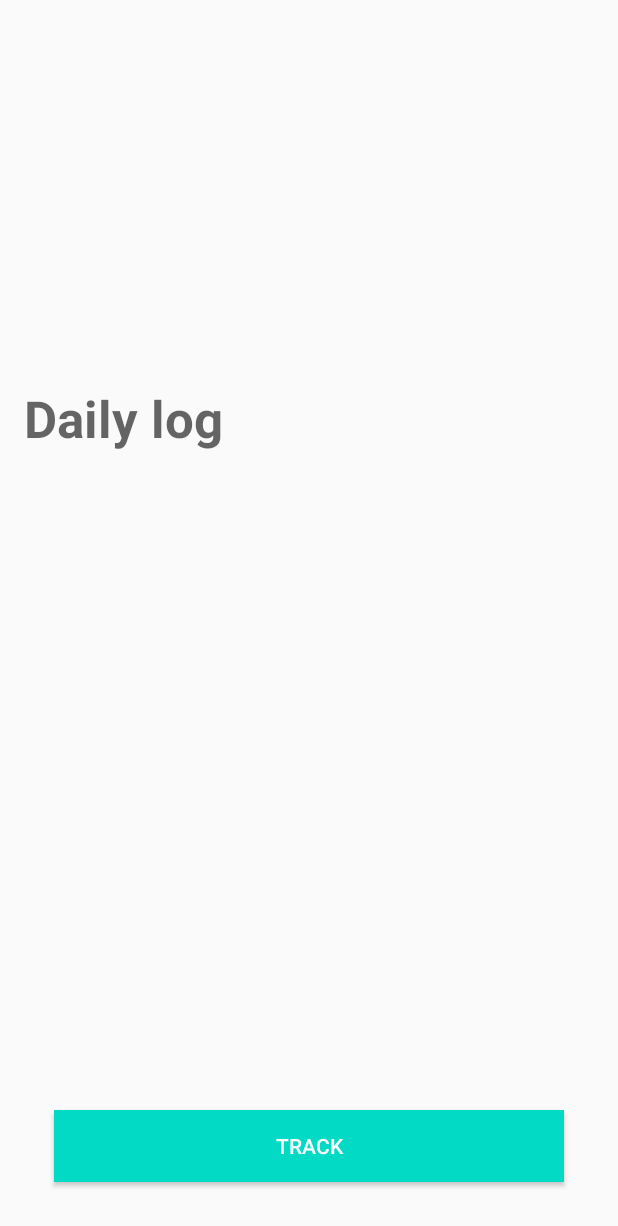
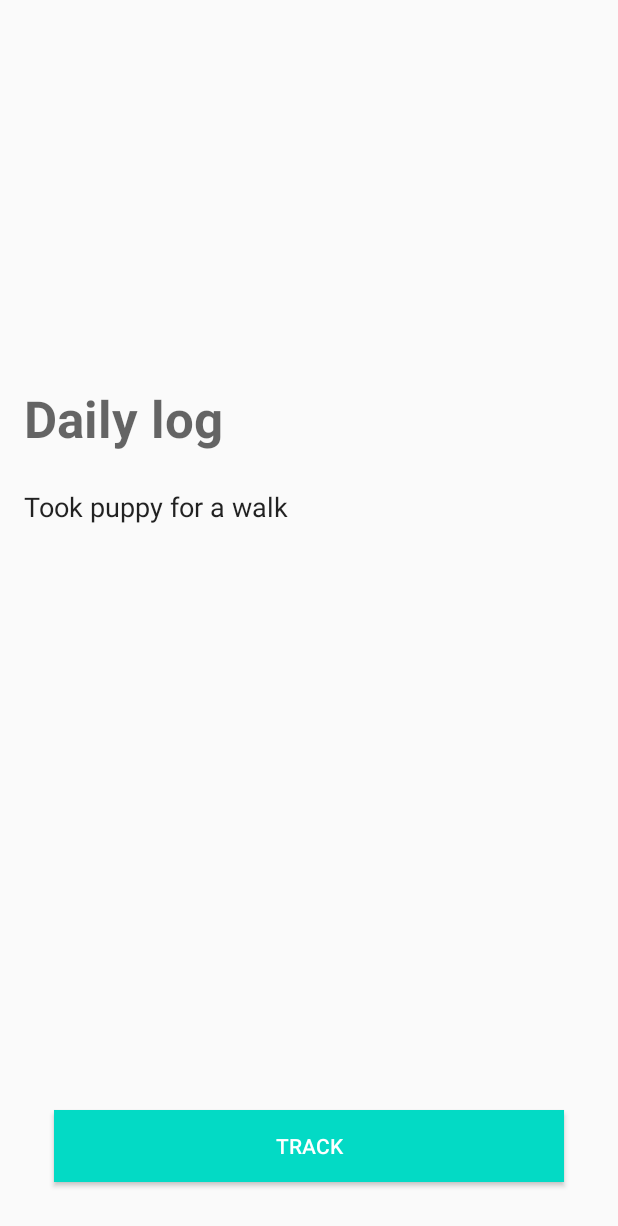
Before and after one commit to adavis/puppy-tracker, an Android app: the screen it shows after launch (MainActivity), after a tap on "TRACK", on a phone screen of 412 x 824 dp. Shown: the top 1226 px of the screen. Run offline under Robolectric (Android 15) with nearby library versions, the phone set to English and light mode, and no system bars; libraries missing offline, so code that uses them is left out: coil.api.load; pictures from the network do not load; 1 statement that could not run was skipped.

Commit message:
[+] Added a textview to show log messages

```diff
--- a/app/src/main/java/info/adavis/puppytracker/MainFragment.kt
+++ b/app/src/main/java/info/adavis/puppytracker/MainFragment.kt
@@ -6,6 +6,7 @@ import android.view.View
 import android.view.ViewGroup
 import android.widget.Button
 import android.widget.ImageView
+import android.widget.TextView
 import androidx.fragment.app.Fragment
 import androidx.fragment.app.viewModels
 import androidx.lifecycle.observe
@@ -14,7 +15,9 @@ import coil.api.load
 class MainFragment : Fragment() {
 
     private val viewModel by viewModels<MainViewModel>()
+
     private lateinit var imageView: ImageView
+    private lateinit var textView: TextView
 
     override fun onCreateView(
             inflater: LayoutInflater, container: ViewGroup?,
@@ -27,6 +30,7 @@ class MainFragment : Fragment() {
         super.onViewCreated(view, savedInstanceState)
 
         imageView = view.findViewById(R.id.imageView)
+        textView = view.findViewById(R.id.text_log)
 
         view.findViewById<Button>(R.id.button_track).setOnClickListener {
             viewModel.trackPup()
@@ -34,6 +38,10 @@ class MainFragment : Fragment() {
 
         viewModel.url.observe(this) { imageUrl ->
             displayPuppyImage(imageUrl)
+        }
+
+        viewModel.log.observe(this) { log ->
+            updateLog(log)
         }
     }
 
@@ -43,6 +51,10 @@ class MainFragment : Fragment() {
         }
     }
 
+    private fun updateLog(log: String) {
+        textView.text = log
+    }
+
     companion object {
         fun newInstance() = MainFragment()
     }
--- a/app/src/main/java/info/adavis/puppytracker/MainViewModel.kt
+++ b/app/src/main/java/info/adavis/puppytracker/MainViewModel.kt
@@ -16,18 +16,17 @@ class MainViewModel : ViewModel() {
     val url: LiveData<String>
         get() = _url
 
+    private val _log =  MutableLiveData<String>("")
+    val log: LiveData<String>
+        get() = _log
+
     init {
         loadRandomPup()
     }
 
     fun trackPup() {
-        Log.i(tag, "trackPup: display dialog to user")
-        displayDialog()
         loadRandomPup()
-    }
-
-    private fun displayDialog() {
-
+        updateLog()
     }
 
     private fun loadRandomPup() = viewModelScope.launch {
@@ -41,4 +40,8 @@ class MainViewModel : ViewModel() {
         Log.i(tag, "loadRandomPup: ${_url.value}")
     }
 
+    private fun updateLog() {
+        _log.value += "Took puppy for a walk\n"
+    }
+
 }
--- a/app/src/main/res/layout/fragment_main.xml
+++ b/app/src/main/res/layout/fragment_main.xml
@@ -21,7 +21,7 @@
         app:layout_constraintTop_toTopOf="parent" />
 
     <TextView
-        android:id="@+id/textView"
+        android:id="@+id/text_log_header"
         android:layout_width="0dp"
         android:layout_height="wrap_content"
         android:layout_marginStart="16dp"
@@ -33,6 +33,21 @@
         app:layout_constraintEnd_toEndOf="parent"
         app:layout_constraintStart_toStartOf="parent"
         app:layout_constraintTop_toBottomOf="@+id/imageView" />
+
+    <TextView
+        android:id="@+id/text_log"
+        android:layout_width="0dp"
+        android:layout_height="wrap_content"
+        android:layout_marginStart="16dp"
+        android:layout_marginTop="24dp"
+        android:layout_marginEnd="16dp"
+        android:lineSpacingExtra="18sp"
+        android:textAppearance="@style/TextAppearance.AppCompat.Body1"
+        android:textSize="18sp"
+        app:layout_constraintEnd_toEndOf="parent"
+        app:layout_constraintStart_toStartOf="parent"
+        app:layout_constraintTop_toBottomOf="@+id/text_log_header"
+        tools:text="Took puppy for a walk" />
 
     <Button
         android:id="@+id/button_track"
```
Also changed, not shown: 2 other files.
